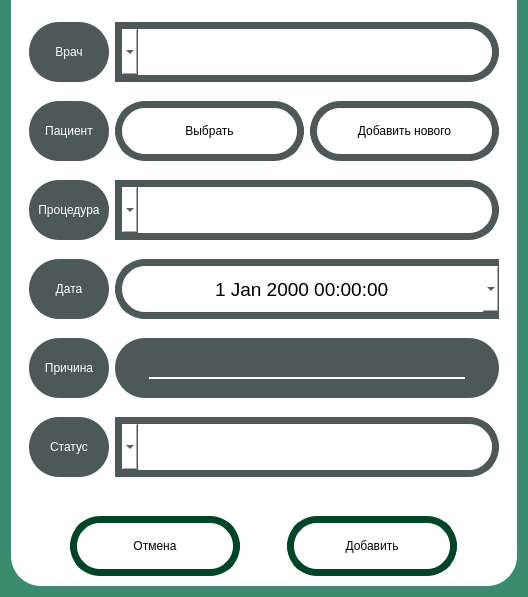
KedroPedro/collegeProject, file addappointmentwindow.ui: the form before one commit.
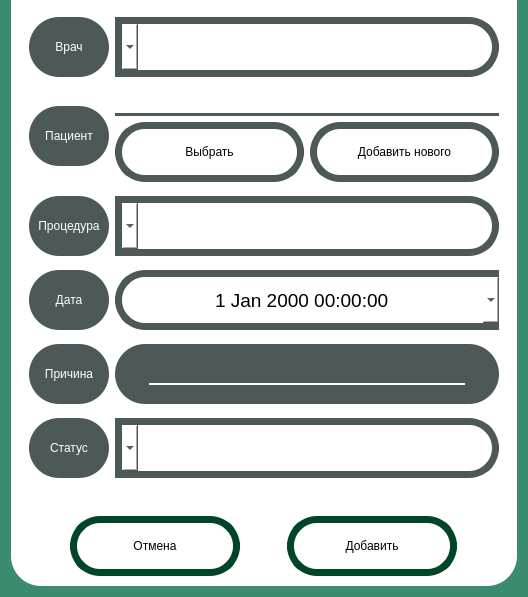
The form after the commit.

```diff
--- a/addappointmentwindow.ui
+++ b/addappointmentwindow.ui
@@ -148,74 +148,6 @@
            </layout>
           </widget>
          </item>
-         <item row="1" column="1">
-          <widget class="QWidget" name="widget_4" native="true">
-           <layout class="QHBoxLayout" name="horizontalLayout">
-            <property name="leftMargin">
-             <number>0</number>
-            </property>
-            <property name="topMargin">
-             <number>0</number>
-            </property>
-            <property name="rightMargin">
-             <number>0</number>
-            </property>
-            <property name="bottomMargin">
-             <number>0</number>
-            </property>
-            <item>
-             <widget class="QPushButton" name="pushButton">
-              <property name="minimumSize">
-               <size>
-                <width>0</width>
-                <height>60</height>
-               </size>
-              </property>
-              <property name="styleSheet">
-               <string notr="true">QPushButton{
-	border-radius:30;
-	background-color:white;
-	color:black;
-	border: 7px solid #4C5958;
-}
-
-QPushButton:hover{
-        background-color:#ACACAC;
-}</string>
-              </property>
-              <property name="text">
-               <string>Выбрать</string>
-              </property>
-             </widget>
-            </item>
-            <item>
-             <widget class="QPushButton" name="pushButton_2">
-              <property name="minimumSize">
-               <size>
-                <width>0</width>
-                <height>60</height>
-               </size>
-              </property>
-              <property name="styleSheet">
-               <string notr="true">QPushButton{
-	border-radius:30;
-	background-color:white;
-	color:black;
-	border: 7px solid #4C5958;
-}
-
-QPushButton:hover{
-        background-color:#ACACAC;
-}</string>
-              </property>
-              <property name="text">
-               <string>Добавить нового</string>
-              </property>
-             </widget>
-            </item>
-           </layout>
-          </widget>
-         </item>
          <item row="2" column="0">
           <widget class="QWidget" name="widget_16" native="true">
            <property name="maximumSize">
@@ -547,6 +479,130 @@
            </item>
           </widget>
          </item>
+         <item row="1" column="1">
+          <widget class="QWidget" name="widget_4" native="true">
+           <layout class="QVBoxLayout" name="verticalLayout">
+            <property name="leftMargin">
+             <number>0</number>
+            </property>
+            <property name="topMargin">
+             <number>0</number>
+            </property>
+            <property name="rightMargin">
+             <number>0</number>
+            </property>
+            <property name="bottomMargin">
+             <number>0</number>
+            </property>
+            <item>
+             <widget class="QWidget" name="widget_10" native="true">
+              <layout class="QGridLayout" name="gridLayout_5">
+               <property name="leftMargin">
+                <number>0</number>
+               </property>
+               <property name="topMargin">
+                <number>0</number>
+               </property>
+               <property name="rightMargin">
+                <number>0</number>
+               </property>
+               <property name="bottomMargin">
+                <number>0</number>
+               </property>
+               <item row="0" column="0">
+                <widget class="QLabel" name="LPatientFullName">
+                 <property name="font">
+                  <font>
+                   <pointsize>14</pointsize>
+                  </font>
+                 </property>
+                 <property name="styleSheet">
+                  <string notr="true">background:white;
+color:black;
+border-bottom:3px solid #4C5958;</string>
+                 </property>
+                 <property name="text">
+                  <string/>
+                 </property>
+                 <property name="alignment">
+                  <set>Qt::AlignmentFlag::AlignCenter</set>
+                 </property>
+                </widget>
+               </item>
+              </layout>
+             </widget>
+            </item>
+            <item>
+             <widget class="QWidget" name="widget_9" native="true">
+              <layout class="QHBoxLayout" name="horizontalLayout">
+               <property name="leftMargin">
+                <number>0</number>
+               </property>
+               <property name="topMargin">
+                <number>0</number>
+               </property>
+               <property name="rightMargin">
+                <number>0</number>
+               </property>
+               <property name="bottomMargin">
+                <number>0</number>
+               </property>
+               <item>
+                <widget class="QPushButton" name="PBSelectPatient">
+                 <property name="minimumSize">
+                  <size>
+                   <width>0</width>
+                   <height>60</height>
+                  </size>
+                 </property>
+                 <property name="styleSheet">
+                  <string notr="true">QPushButton{
+	border-radius:30;
+	background-color:white;
+	color:black;
+	border: 7px solid #4C5958;
+}
+
+QPushButton:hover{
+        background-color:#ACACAC;
+}</string>
+                 </property>
+                 <property name="text">
+                  <string>Выбрать</string>
+                 </property>
+                </widget>
+               </item>
+               <item>
+                <widget class="QPushButton" name="PBAddNewPatient">
+                 <property name="minimumSize">
+                  <size>
+                   <width>0</width>
+                   <height>60</height>
+                  </size>
+                 </property>
+                 <property name="styleSheet">
+                  <string notr="true">QPushButton{
+	border-radius:30;
+	background-color:white;
+	color:black;
+	border: 7px solid #4C5958;
+}
+
+QPushButton:hover{
+        background-color:#ACACAC;
+}</string>
+                 </property>
+                 <property name="text">
+                  <string>Добавить нового</string>
+                 </property>
+                </widget>
+               </item>
+              </layout>
+             </widget>
+            </item>
+           </layout>
+          </widget>
+         </item>
         </layout>
        </widget>
       </item>
```
Left out of the diff: 8 changed lines with no effect on the pictures.
